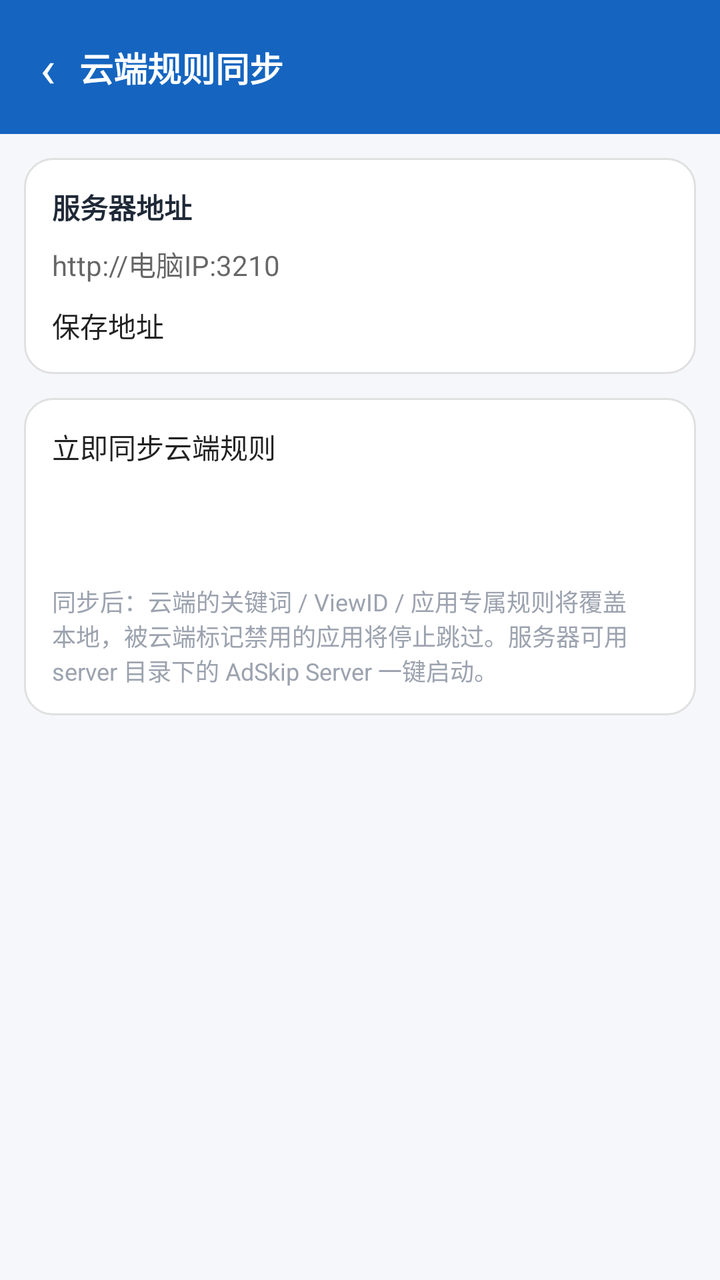
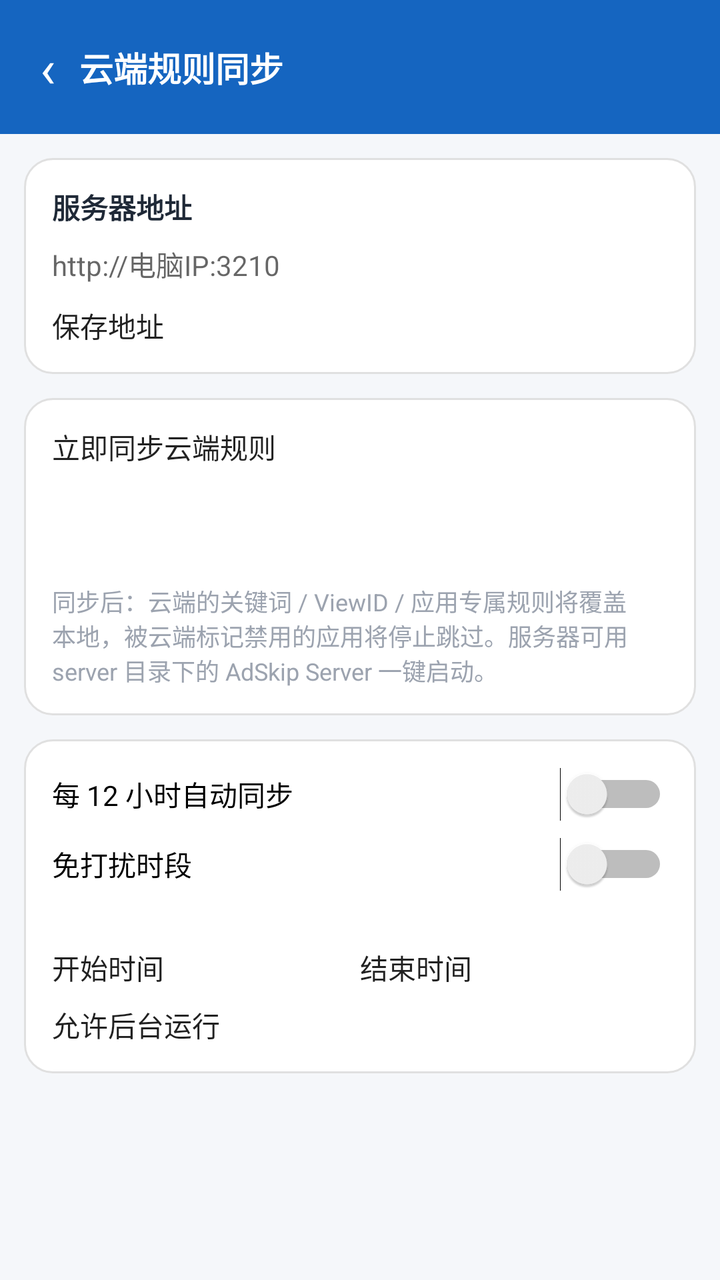

An Android layout rendered at two revisions. The XML below is the earlier revision; the diff shows what the commit changed to produce the second picture.
<!-- AndroidManifest.xml: application theme Theme.AdSkip -->
<!-- res/layout/activity_settings.xml -->
<?xml version="1.0" encoding="utf-8"?>
<LinearLayout xmlns:android="http://schemas.android.com/apk/res/android"
    android:layout_width="match_parent"
    android:layout_height="match_parent"
    android:orientation="vertical"
    android:background="#F5F7FA"
    android:fitsSystemWindows="true">

    <LinearLayout
        android:layout_width="match_parent"
        android:layout_height="wrap_content"
        android:orientation="horizontal"
        android:gravity="center_vertical"
        android:background="@color/brand"
        android:padding="16dp">

        <TextView
            android:id="@+id/btn_back"
            android:layout_width="wrap_content"
            android:layout_height="wrap_content"
            android:text="‹"
            android:textColor="#FFFFFF"
            android:textSize="26sp"
            android:paddingEnd="12dp"
            android:paddingStart="4dp" />

        <TextView
            android:layout_width="wrap_content"
            android:layout_height="wrap_content"
            android:text="@string/settings_title"
            android:textColor="#FFFFFF"
            android:textSize="17sp"
            android:textStyle="bold" />
    </LinearLayout>

    <ScrollView
        android:layout_width="match_parent"
        android:layout_height="0dp"
        android:layout_weight="1">

        <LinearLayout
            android:layout_width="match_parent"
            android:layout_height="wrap_content"
            android:orientation="vertical"
            android:padding="12dp">

            <LinearLayout
                android:layout_width="match_parent"
                android:layout_height="wrap_content"
                android:orientation="vertical"
                android:background="@drawable/card_bg"
                android:padding="14dp">

                <TextView
                    android:layout_width="wrap_content"
                    android:layout_height="wrap_content"
                    android:text="@string/settings_server_label"
                    android:textSize="14sp"
                    android:textStyle="bold"
                    android:textColor="@color/text_primary" />

                <EditText
                    android:id="@+id/et_server"
                    android:layout_width="match_parent"
                    android:layout_height="wrap_content"
                    android:layout_marginTop="8dp"
                    android:hint="@string/settings_server_hint"
                    android:textSize="14sp"
                    android:inputType="textUri"
                    android:singleLine="true" />

                <Button
                    android:id="@+id/btn_save_server"
                    android:layout_width="match_parent"
                    android:layout_height="wrap_content"
                    android:layout_marginTop="10dp"
                    android:text="@string/settings_save" />
            </LinearLayout>

            <LinearLayout
                android:layout_width="match_parent"
                android:layout_height="wrap_content"
                android:orientation="vertical"
                android:background="@drawable/card_bg"
                android:padding="14dp"
                android:layout_marginTop="12dp">

                <Button
                    android:id="@+id/btn_sync"
                    android:layout_width="match_parent"
                    android:layout_height="wrap_content"
                    android:text="@string/settings_sync" />

                <TextView
                    android:id="@+id/tv_sync_result"
                    android:layout_width="match_parent"
                    android:layout_height="wrap_content"
                    android:layout_marginTop="10dp"
                    android:textSize="13sp"
                    android:textColor="@color/text_primary" />

                <TextView
                    android:id="@+id/tv_last_sync"
                    android:layout_width="match_parent"
                    android:layout_height="wrap_content"
                    android:layout_marginTop="4dp"
                    android:textSize="12sp"
                    android:textColor="@color/text_secondary" />

                <TextView
                    android:layout_width="match_parent"
                    android:layout_height="wrap_content"
                    android:layout_marginTop="10dp"
                    android:text="@string/settings_desc"
                    android:textSize="12sp"
                    android:textColor="@color/text_secondary" />
            </LinearLayout>
        </LinearLayout>
    </ScrollView>
</LinearLayout>
<!-- resources referenced by this layout -->
<resources>
  <color name="brand">#1565C0</color>
  <color name="text_primary">#1F2937</color>
  <color name="text_secondary">#9CA3AF</color>
  <!-- drawable card_bg (drawable) -->
  <?xml version="1.0" encoding="utf-8"?>
  <shape xmlns:android="http://schemas.android.com/apk/res/android" android:shape="rectangle">
      <solid android:color="#FFFFFF" />
      <corners android:radius="14dp" />
      <stroke android:width="1dp" android:color="#E0E0E0" />
  </shape>
  <string name="settings_desc">同步后：云端的关键词 / ViewID / 应用专属规则将覆盖本地，被云端标记禁用的应用将停止跳过。服务器可用 server 目录下的 AdSkip Server 一键启动。</string>
  <string name="settings_save">保存地址</string>
  <string name="settings_server_hint">http://电脑IP:3210</string>
  <string name="settings_server_label">服务器地址</string>
  <string name="settings_sync">立即同步云端规则</string>
  <string name="settings_title">云端规则同步</string>
  <style name="Theme.AdSkip" parent="android:Theme.Material.Light.NoActionBar">
          <item name="android:statusBarColor">#1565C0</item>
          <item name="android:windowLightStatusBar">false</item>
          <item name="android:navigationBarColor">#FFFFFF</item>
      </style>
</resources>

<!-- the commit's change to res/layout/activity_settings.xml (unified diff, before → after) -->
@@ -115,6 +115,62 @@
                     android:textSize="12sp"
                     android:textColor="@color/text_secondary" />
             </LinearLayout>
+
+            <LinearLayout
+                android:layout_width="match_parent"
+                android:layout_height="wrap_content"
+                android:orientation="vertical"
+                android:background="@drawable/card_bg"
+                android:padding="14dp"
+                android:layout_marginTop="12dp">
+
+                <Switch
+                    android:id="@+id/switch_auto_sync"
+                    android:layout_width="match_parent"
+                    android:layout_height="wrap_content"
+                    android:text="@string/settings_auto_sync" />
+
+                <Switch
+                    android:id="@+id/switch_dnd"
+                    android:layout_width="match_parent"
+                    android:layout_height="wrap_content"
+                    android:layout_marginTop="8dp"
+                    android:text="@string/settings_dnd" />
+
+                <TextView
+                    android:id="@+id/tv_dnd_range"
+                    android:layout_width="match_parent"
+                    android:layout_height="wrap_content"
+                    android:layout_marginTop="6dp"
+                    android:textSize="13sp"
+                    android:textColor="@color/text_secondary" />
+
+                <LinearLayout
+                    android:layout_width="match_parent"
+                    android:layout_height="wrap_content"
+                    android:orientation="horizontal"
+                    android:layout_marginTop="4dp">
+                    <Button
+                        android:id="@+id/btn_dnd_start"
+                        android:layout_width="0dp"
+                        android:layout_height="wrap_content"
+                        android:layout_weight="1"
+                        android:text="@string/settings_dnd_start" />
+                    <Button
+                        android:id="@+id/btn_dnd_end"
+                        android:layout_width="0dp"
+                        android:layout_height="wrap_content"
+                        android:layout_weight="1"
+                        android:text="@string/settings_dnd_end" />
+                </LinearLayout>
+
+                <Button
+                    android:id="@+id/btn_battery"
+                    android:layout_width="match_parent"
+                    android:layout_height="wrap_content"
+                    android:layout_marginTop="8dp"
+                    android:text="@string/settings_battery_allow" />
+            </LinearLayout>
         </LinearLayout>
     </ScrollView>
 </LinearLayout>
<!-- resource entries referenced after the edit -->
@@ -10,7 +10,12 @@
       <corners android:radius="14dp" />
       <stroke android:width="1dp" android:color="#E0E0E0" />
   </shape>
+  <string name="settings_auto_sync">每 12 小时自动同步</string>
+  <string name="settings_battery_allow">允许后台运行</string>
   <string name="settings_desc">同步后：云端的关键词 / ViewID / 应用专属规则将覆盖本地，被云端标记禁用的应用将停止跳过。服务器可用 server 目录下的 AdSkip Server 一键启动。</string>
+  <string name="settings_dnd">免打扰时段</string>
+  <string name="settings_dnd_end">结束时间</string>
+  <string name="settings_dnd_start">开始时间</string>
   <string name="settings_save">保存地址</string>
   <string name="settings_server_hint">http://电脑IP:3210</string>
   <string name="settings_server_label">服务器地址</string>
@@ -19,7 +24,7 @@
   <style name="Theme.AdSkip" parent="android:Theme.Material.Light.NoActionBar">
           <item name="android:statusBarColor">#1565C0</item>
           <item name="android:windowLightStatusBar">false</item>
-          <item name="android:navigationBarColor">#FFFFFF</item>
+          <item name="android:navigationBarColor">@color/brand</item>
       </style>
 </resources>
 
